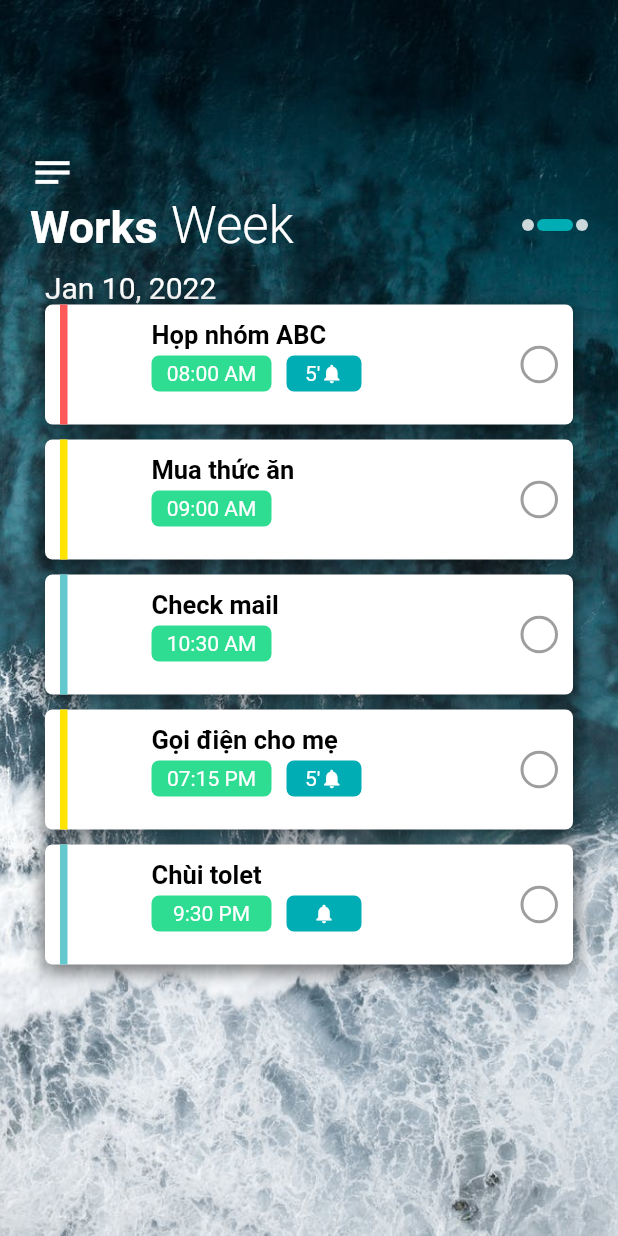
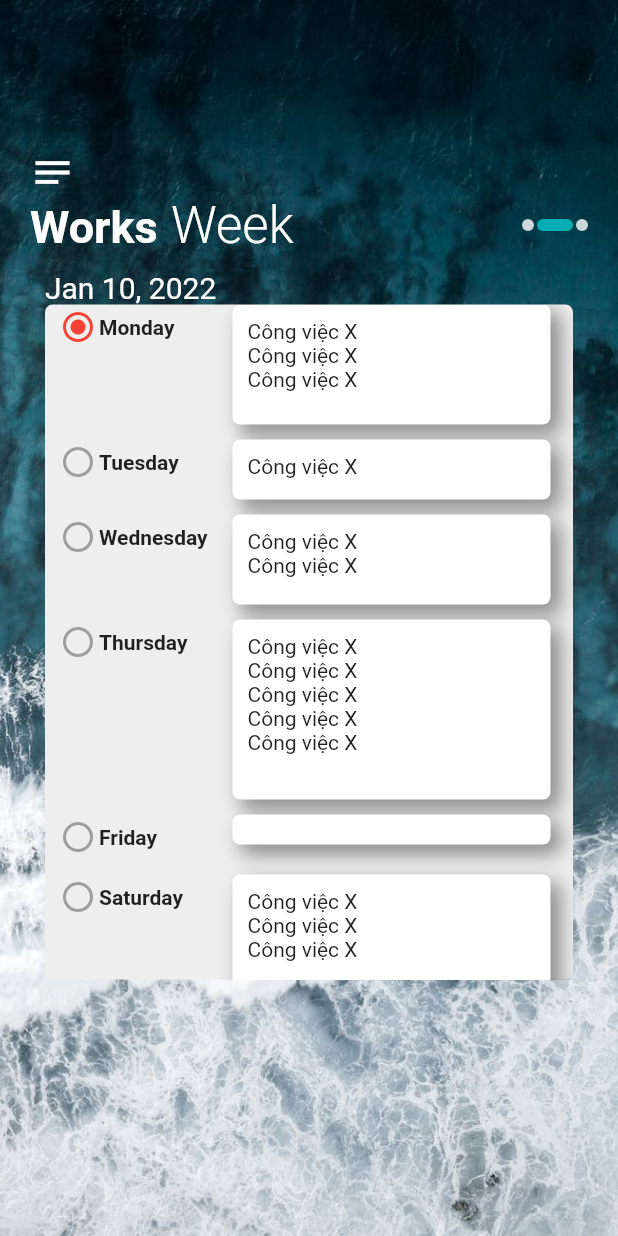
Before and after one commit to Hai4320/worksday_app_flutter, a Flutter app: the screen it shows after launch, swiped to page 2, on a phone screen of 412 x 824 dp. Run offline on Flutter 3.47's test engine with Material 2 defaults, Android fonts, the phone set to English and light mode, and no system bars; our stand-ins replace sqflite; accounts and stored records are empty.

Commit message:
week screen

```diff
--- a/lib/models/data.dart
+++ b/lib/models/data.dart
@@ -1,7 +1,8 @@
 import 'package:worksday_app/models/task_model.dart';
-
+import 'package:intl/intl.dart';
 class AppDatas{
   static List<Task> task_data = [
+    Task(0, "0", "Công việc X", "Home", 2, 5),
     Task(1, "0", "Họp nhóm ABC", "School", 1, 5),
     Task(2, "0", "Mua thức ăn", "Home", 2, -1),
     Task(3, "0", "Check mail", "Home", 3, -1),
--- a/lib/models/task_model.dart
+++ b/lib/models/task_model.dart
@@ -1,3 +1,4 @@
+
 class Task {
   int id;
   String time;
--- a/lib/models/time_model.dart
+++ /dev/null
@@ -1,16 +0,0 @@
-class TaskTime{
-  int minute;
-  int hour;
-  int day;
-  int month;
-  int year;
-  // 0 = none, 1: every day, 2: every week, 3: every month, 4: every year, 5: some day of week.
-  int repeat = 0;
-  List<bool> weekday = [false, false, false, false, false, false, false];
-  TaskTime(this.minute, this.hour, this.day, this.month, this.year);
-  void setRepeat(int repeat, List<bool> weekday){
-    this.repeat = repeat;
-    if (repeat==5) this.weekday = weekday;
-  }
-
-}
--- a/lib/screens/start/day_works.dart
+++ b/lib/screens/start/day_works.dart
@@ -20,7 +20,7 @@ class _DayWorksState extends State<DayWorks> {
       height: 450,
       margin: const EdgeInsets.only(bottom: 20, left: 10, right: 10),
       child: ListView.builder(
-        itemCount: tasks_day.length,
+        itemCount: tasks_day.length-1,
         itemBuilder:(context, index) =>  createTaskItem(index)
       )
     );
@@ -139,10 +139,6 @@ class _DayWorksState extends State<DayWorks> {
                 margin: const EdgeInsets.only(right:10),
                 child: CustomCheckbox(taskDone, 25, 20, AppColors.green, AppColors.white)
               )
-
-
-
-
             ],
             )
         );
--- a/lib/screens/start/start.dart
+++ b/lib/screens/start/start.dart
@@ -3,6 +3,7 @@ import 'package:worksday_app/themes/color.dart';
 import 'package:worksday_app/themes/images.dart';
 import 'package:worksday_app/widgets/stateless/app_title.dart';
 import 'package:worksday_app/screens/start/day_works.dart';
+import 'package:worksday_app/screens/start/week_works.dart';
 import 'package:intl/intl.dart';
 class Start extends StatefulWidget {
   const Start({ Key? key }) : super(key: key);
@@ -12,9 +13,17 @@ class Start extends StatefulWidget {
 }
 
 class _StartState extends State<Start>{
+
   List timePage = ["Day", "Week", "Month"];
   DateTime  now = DateTime.now();
   DateFormat formatter1 = DateFormat('LLL dd, yyyy');
+  renderPage(int index){
+    switch(index) {
+      case 0: return const DayWorks();
+      case 1: return const WeekWorks();
+      default: return const DayWorks();
+    }
+  }
   @override
   Widget build(BuildContext context) {
     return Scaffold(
@@ -70,7 +79,7 @@ class _StartState extends State<Start>{
                     child: Text(formatter1.format(now), style: const TextStyle(color: Colors.white, fontSize: 20),)
                   )
                   ,
-                  DayWorks(),
+                  renderPage(indexPage)
 
                 ],
               )
--- a/lib/screens/start/week_works.dart
+++ b/lib/screens/start/week_works.dart
@@ -0,0 +1,101 @@
+import 'package:flutter/material.dart';
+import "package:worksday_app/models/task_model.dart";
+import "package:worksday_app/models/data.dart";
+import 'package:worksday_app/themes/color.dart';
+
+class WeekWorks extends StatefulWidget {
+  const WeekWorks({ Key? key }) : super(key: key);
+
+  @override
+  _WorkState createState() => _WorkState();
+}
+
+class _WorkState extends State<WeekWorks> {
+
+  final List<String> dayOfWeek = ["Monday", "Tuesday", "Wednesday", "Thursday", "Friday", "Saturday", "Sunday"];
+  @override
+  Widget build(BuildContext context) {
+    int today = DateTime.now().weekday;
+
+    double scWidth = MediaQuery.of(context).size.width;
+    createListTaskEx(int length){
+      Task task_ex = Task(0, "0", "Công việc X", "Home", 2, 5);
+      List<Task> listTask = List<Task>.generate(length, (index) => task_ex);
+      return listTask;
+    }
+
+    List<List<Task>> tasksWeek= [
+      createListTaskEx(3),
+      createListTaskEx(1),
+      createListTaskEx(2),
+      createListTaskEx(5),
+      createListTaskEx(0),
+      createListTaskEx(3),
+      createListTaskEx(5)
+    ];
+    return Container(
+      height: 450,
+      decoration: BoxDecoration(
+        color: AppColors.semi_white,
+          borderRadius: BorderRadius.circular(5),
+        ),
+      margin: const EdgeInsets.only(bottom: 20, left: 10, right: 10),
+      child: ListView.builder(
+        itemCount: 7,
+        itemBuilder: (context, indexDay) => Container(
+          margin: const EdgeInsets.only(bottom: 10),
+          child: Row(
+            mainAxisAlignment: MainAxisAlignment.start,
+            crossAxisAlignment: CrossAxisAlignment.start,
+            children: [
+              Container(
+                width: 100,
+                height: 30,
+                alignment: Alignment.center,
+                margin: const EdgeInsets.only(left: 10, right:15),
+                child: Row(
+                  children: [
+                    (
+                      indexDay <= today-1
+                      ? const Icon(Icons.radio_button_checked, color: Colors.red)
+                      : const Icon(Icons.radio_button_unchecked, color: Colors.grey)
+                    ),
+                    const SizedBox(width: 2,),
+                    Text(
+                      dayOfWeek[indexDay],
+                      style: const TextStyle(fontWeight: FontWeight.bold)
+                      ),
+                  ],
+                ),
+              ),
+              Container(
+                width: scWidth-200,
+                height: tasksWeek[indexDay].length*20 + 20,
+                padding: const EdgeInsets.all(10),
+                decoration: BoxDecoration(
+                  color: AppColors.white,
+                  borderRadius: BorderRadius.circular(5),
+                  boxShadow: [
+                    BoxShadow(
+                      color: AppColors.black.withOpacity(0.4),
+                      spreadRadius: 1,
+                      blurRadius: 10,
+                      offset: const Offset(6,6)
+                    )
+                  ]
+                ),
+                child: ListView(
+                  physics: const NeverScrollableScrollPhysics(),
+                  children: tasksWeek[indexDay].map(
+                    (e) => Text(e.taskname)
+                  ).toList()
+                ),
+              )
+            ],
+          ),
+        )
+        )
+
+    );
+  }
+}
--- a/pubspec.yaml
+++ b/pubspec.yaml
@@ -35,6 +35,9 @@ dependencies:
   # Use with the CupertinoIcons class for iOS style icons.
   cupertino_icons: ^1.0.2
   intl: ^0.17.0
+  hive: ^2.0.5
+  flutter_bloc: ^8.0.1
+  sqflite: ^2.0.1
 
 dev_dependencies:
   flutter_test:
@@ -46,8 +49,6 @@ dev_dependencies:
   # package. See that file for information about deactivating specific lint
   # rules and activating additional ones.
   flutter_lints: ^1.0.0
-  sqflite: ^2.0.1
-  flutter_bloc: ^8.0.1
 
 # For information on the generic Dart part of this file, see the
 # following page: https://dart.dev/tools/pub/pubspec
```
Also changed, not shown: pubspec.lock.
